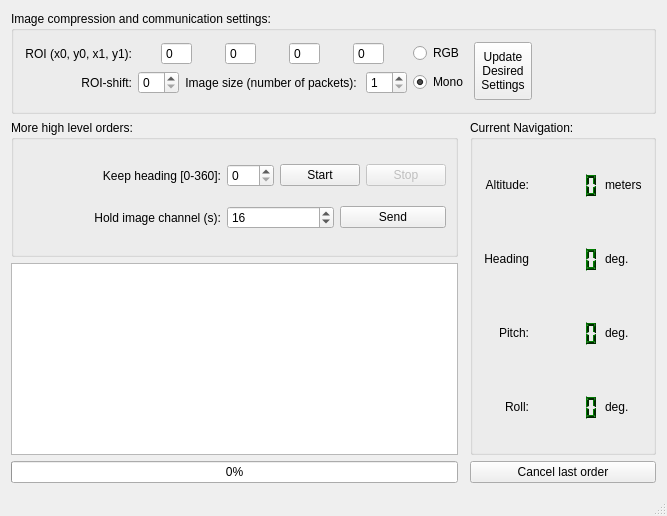
Qt form src/gui/whrovmainwindow.ui (dcentelles/ros_whrov_hmi) before a commit.
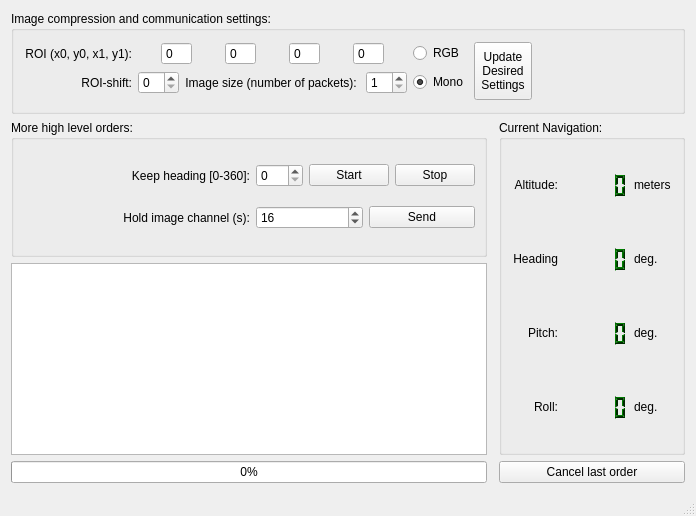
The same form after that commit.

What changed in the file:
```diff
--- a/src/gui/whrovmainwindow.ui
+++ b/src/gui/whrovmainwindow.ui
@@ -6,7 +6,7 @@
    <rect>
     <x>0</x>
     <y>0</y>
-    <width>667</width>
+    <width>696</width>
     <height>516</height>
    </rect>
   </property>
@@ -87,7 +87,7 @@
            <item>
             <widget class="QPushButton" name="stopKeepHeading_pushButton">
              <property name="enabled">
-              <bool>false</bool>
+              <bool>true</bool>
              </property>
              <property name="text">
               <string>Stop</string>
```
